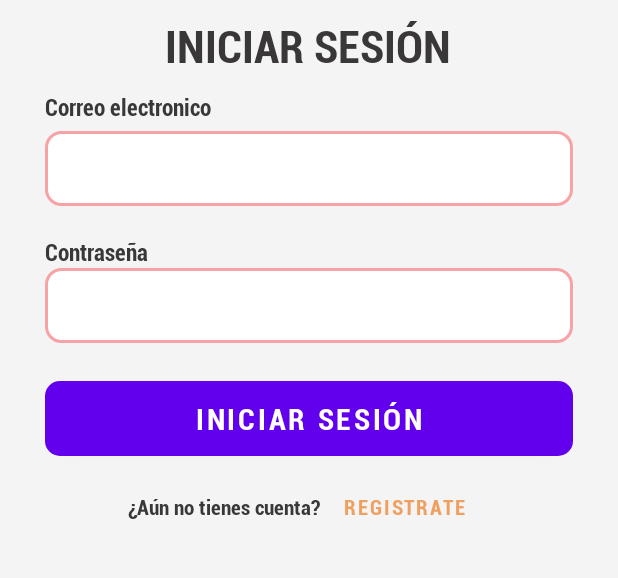
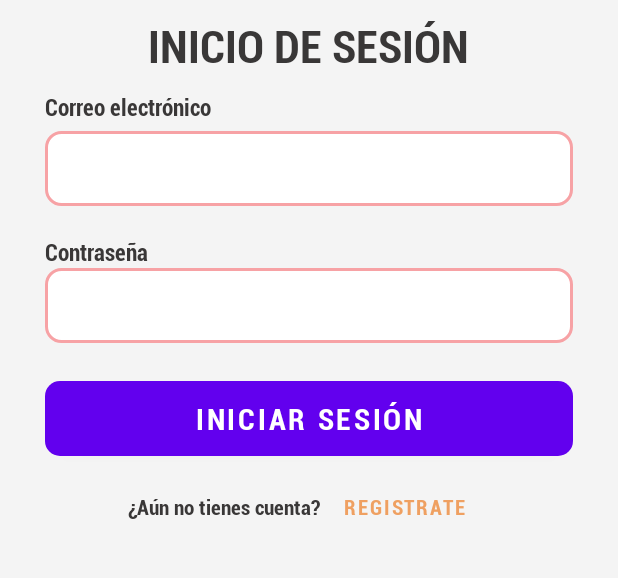
Before and after one commit to SaulCam432/CoffeeNix, an Android app: the layout activity_login.xml on its own in the app's theme, with its tools: preview values and no code run, on a phone screen of 412 x 824 dp, the part 451-1029 px from its top. Run offline under Robolectric (Android 15) with nearby library versions, the phone set to English and light mode, and no system bars.

Commit message:
Definiendo textos mediante archivo strings.xml

```diff
--- a/app/src/main/res/layout/activity_login.xml
+++ b/app/src/main/res/layout/activity_login.xml
@@ -34,7 +34,7 @@
         <TextView
             android:layout_width="wrap_content"
             android:layout_height="wrap_content"
-            android:text="Correo electronico"
+            android:text="@string/loginHintEmail"
             android:textSize="15sp"
             android:textColor="@color/textColor"
             android:fontFamily="@font/roboto_bold_condensed"
@@ -58,7 +58,7 @@
         <TextView
             android:layout_width="wrap_content"
             android:layout_height="wrap_content"
-            android:text="Contraseña"
+            android:text="@string/loginHintPsw"
             android:textSize="15sp"
             android:textColor="@color/textColor"
             android:fontFamily="@font/roboto_bold_condensed"
@@ -78,11 +78,11 @@
             android:textColor="@color/textColor" />
 
         <Button
-            android:id="@+id/btnIniciarSesion"
+            android:id="@+id/btnLogin"
             android:layout_width="match_parent"
             android:layout_height="50dp"
             android:background="@drawable/button_1"
-            android:text="Iniciar Sesión"
+            android:text="@string/loginBtnText"
             android:textAlignment="center"
             android:textColor="@color/white"
             android:textSize="20dp"
@@ -98,17 +98,17 @@
             <TextView
                 android:layout_width="wrap_content"
                 android:layout_height="wrap_content"
-                android:text="¿Aún no tienes cuenta?"
+                android:text="@string/loginTextCreateAccount"
                 android:textColor="@color/textColor"
                 android:textSize="14sp"
                 android:fontFamily="@font/roboto_bold_condensed"/>
 
             <Button
-                android:id="@+id/btnCrearCuenta"
+                android:id="@+id/btnRegister"
                 android:layout_width="wrap_content"
                 android:layout_height="wrap_content"
                 android:background="@android:color/transparent"
-                android:text="REGISTRATE"
+                android:text="@string/loginCreateAccount"
                 android:textSize="14sp"
                 android:fontFamily="@font/roboto_bold_condensed"
                 android:textColor="@color/colorTwo" />
--- /dev/null
+++ b/app/src/main/res/values/dimen.xml
@@ -0,0 +1,4 @@
+<?xml version="1.0" encoding="utf-8"?>
+<resources>
+
+</resources>
--- a/app/src/main/res/values/strings.xml
+++ b/app/src/main/res/values/strings.xml
@@ -1,4 +1,11 @@
 <resources>
     <string name="app_name">Coffee Nix</string>
-    <string name="loginTitle">INICIAR SESIÓN</string>
+
+    <!-- Login View -->
+    <string name="loginTitle">INICIO DE SESIÓN</string>
+    <string name="loginBtnText">INICIAR SESIÓN</string>
+    <string name="loginCreateAccount">REGISTRATE</string>
+    <string name="loginTextCreateAccount">¿Aún no tienes cuenta?</string>
+    <string name="loginHintEmail">Correo electrónico</string>
+    <string name="loginHintPsw">Contraseña</string>
 </resources>
```
